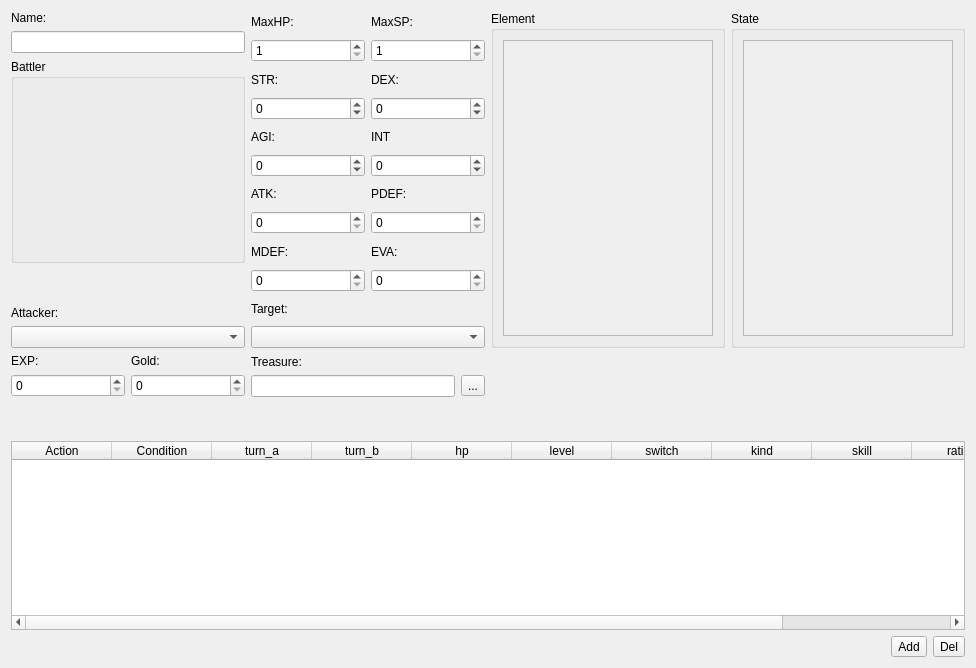
First picture: the form in editors/enemies/editenemies.ui, repository jowin202/YaRXP, before the edit.
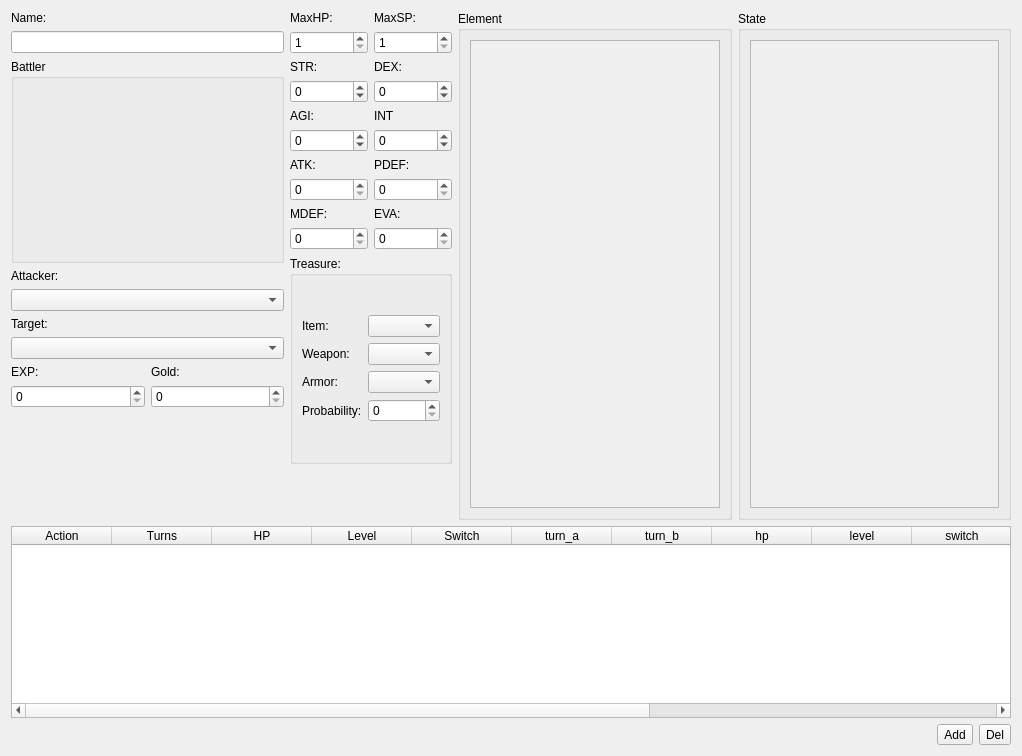
Second picture: the form after the edit. Custom widgets are drawn as their Qt base class.

What changed in the file:
```diff
--- a/editors/enemies/editenemies.ui
+++ b/editors/enemies/editenemies.ui
@@ -6,190 +6,17 @@
    <rect>
     <x>0</x>
     <y>0</y>
-    <width>976</width>
-    <height>668</height>
+    <width>1022</width>
+    <height>756</height>
    </rect>
   </property>
   <property name="windowTitle">
    <string>Form</string>
   </property>
   <layout class="QGridLayout" name="gridLayout_4">
-   <item row="0" column="2">
-    <widget class="QGroupBox" name="groupBox_3">
-     <property name="title">
-      <string>Element</string>
-     </property>
-     <layout class="QGridLayout" name="gridLayout_10">
-      <item row="0" column="0">
-       <widget class="QScrollArea" name="scrollArea_3">
-        <property name="widgetResizable">
-         <bool>true</bool>
-        </property>
-        <widget class="QWidget" name="scrollAreaWidgetContents_3">
-         <property name="geometry">
-          <rect>
-           <x>0</x>
-           <y>0</y>
-           <width>215</width>
-           <height>322</height>
-          </rect>
-         </property>
-         <layout class="QGridLayout" name="gridLayout_12">
-          <item row="0" column="0">
-           <widget class="ABCList" name="element_widget" native="true"/>
-          </item>
-         </layout>
-        </widget>
-       </widget>
-      </item>
-     </layout>
-    </widget>
-   </item>
-   <item row="2" column="1">
-    <spacer name="verticalSpacer_3">
-     <property name="orientation">
-      <enum>Qt::Vertical</enum>
-     </property>
-     <property name="sizeHint" stdset="0">
-      <size>
-       <width>20</width>
-       <height>40</height>
-      </size>
-     </property>
-    </spacer>
-   </item>
-   <item row="1" column="1">
-    <layout class="QGridLayout" name="gridLayout_5">
-     <item row="1" column="0">
-      <widget class="QLineEdit" name="line_treasure">
-       <property name="readOnly">
-        <bool>true</bool>
-       </property>
-      </widget>
-     </item>
-     <item row="1" column="1">
-      <widget class="QToolButton" name="button_change_treasure">
-       <property name="text">
-        <string>...</string>
-       </property>
-      </widget>
-     </item>
-     <item row="0" column="0" colspan="2">
-      <widget class="QLabel" name="label_16">
-       <property name="text">
-        <string>Treasure:</string>
-       </property>
-      </widget>
-     </item>
-    </layout>
-   </item>
-   <item row="3" column="4">
-    <spacer name="verticalSpacer_2">
-     <property name="orientation">
-      <enum>Qt::Vertical</enum>
-     </property>
-     <property name="sizeHint" stdset="0">
-      <size>
-       <width>0</width>
-       <height>40</height>
-      </size>
-     </property>
-    </spacer>
-   </item>
-   <item row="0" column="3">
-    <widget class="QGroupBox" name="groupBox_4">
-     <property name="title">
-      <string>State</string>
-     </property>
-     <layout class="QGridLayout" name="gridLayout_9">
-      <item row="0" column="0">
-       <widget class="QScrollArea" name="scrollArea_4">
-        <property name="widgetResizable">
-         <bool>true</bool>
-        </property>
-        <widget class="QWidget" name="scrollAreaWidgetContents_4">
-         <property name="geometry">
-          <rect>
-           <x>0</x>
-           <y>0</y>
-           <width>215</width>
-           <height>322</height>
-          </rect>
-         </property>
-         <layout class="QGridLayout" name="gridLayout_13">
-          <item row="0" column="0">
-           <widget class="ABCList" name="state_widget" native="true"/>
-          </item>
-         </layout>
-        </widget>
-       </widget>
-      </item>
-     </layout>
-    </widget>
-   </item>
-   <item row="3" column="0" colspan="4">
-    <widget class="QTableWidget" name="table_action">
-     <property name="selectionBehavior">
-      <enum>QAbstractItemView::SelectRows</enum>
-     </property>
-     <column>
-      <property name="text">
-       <string>Action</string>
-      </property>
-     </column>
-     <column>
-      <property name="text">
-       <string>Condition</string>
-      </property>
-     </column>
-     <column>
-      <property name="text">
-       <string>turn_a</string>
-      </property>
-     </column>
-     <column>
-      <property name="text">
-       <string>turn_b</string>
-      </property>
-     </column>
-     <column>
-      <property name="text">
-       <string>hp</string>
-      </property>
-     </column>
-     <column>
-      <property name="text">
-       <string>level</string>
-      </property>
-     </column>
-     <column>
-      <property name="text">
-       <string>switch</string>
-      </property>
-     </column>
-     <column>
-      <property name="text">
-       <string>kind</string>
-      </property>
-     </column>
-     <column>
-      <property name="text">
-       <string>skill</string>
-      </property>
-     </column>
-     <column>
-      <property name="text">
-       <string>rating</string>
-      </property>
-     </column>
-     <column>
-      <property name="text">
-       <string>basic</string>
-      </property>
-     </column>
-    </widget>
-   </item>
-   <item row="0" column="1">
+   <item row="0" column="1" rowspan="3">
+    <layout class="QVBoxLayout" name="verticalLayout_3">
+     <item>
     <layout class="QGridLayout" name="gridLayout">
      <item row="4" column="1">
       <widget class="QLabel" name="label_9">
@@ -208,16 +35,6 @@
        </property>
       </widget>
      </item>
-     <item row="12" column="0" colspan="2">
-      <widget class="QLabel" name="label_7">
-       <property name="text">
-        <string>Target:</string>
-       </property>
-      </widget>
-     </item>
-     <item row="13" column="0" colspan="2">
-      <widget class="QComboBox" name="combo_target"/>
-     </item>
      <item row="9" column="1">
       <widget class="QSpinBox" name="spin_pdef">
        <property name="minimum">
@@ -373,6 +190,123 @@
      </item>
     </layout>
    </item>
+     <item>
+      <widget class="QGroupBox" name="groupBox_2">
+       <property name="title">
+        <string>Treasure:</string>
+       </property>
+       <layout class="QGridLayout" name="gridLayout_6">
+        <item row="0" column="0">
+         <layout class="QGridLayout" name="gridLayout_5">
+          <item row="1" column="1">
+           <widget class="QComboBox" name="combo_weapon"/>
+          </item>
+          <item row="2" column="0">
+           <widget class="QLabel" name="label_18">
+            <property name="text">
+             <string>Armor:</string>
+            </property>
+           </widget>
+          </item>
+          <item row="0" column="1">
+           <widget class="QComboBox" name="combo_item"/>
+          </item>
+          <item row="2" column="1">
+           <widget class="QComboBox" name="combo_armor"/>
+          </item>
+          <item row="1" column="0">
+           <widget class="QLabel" name="label_22">
+            <property name="text">
+             <string>Weapon:</string>
+            </property>
+           </widget>
+          </item>
+          <item row="3" column="1">
+           <widget class="QSpinBox" name="spin_prob"/>
+          </item>
+          <item row="0" column="0">
+           <widget class="QLabel" name="label_17">
+            <property name="text">
+             <string>Item:</string>
+            </property>
+           </widget>
+          </item>
+          <item row="3" column="0">
+           <widget class="QLabel" name="label_16">
+            <property name="text">
+             <string>Probability:</string>
+            </property>
+           </widget>
+          </item>
+         </layout>
+        </item>
+       </layout>
+      </widget>
+     </item>
+    </layout>
+   </item>
+   <item row="0" column="3" rowspan="4">
+    <widget class="QGroupBox" name="groupBox_4">
+     <property name="title">
+      <string>State</string>
+     </property>
+     <layout class="QGridLayout" name="gridLayout_9">
+      <item row="0" column="0">
+       <widget class="QScrollArea" name="scrollArea_4">
+        <property name="widgetResizable">
+         <bool>true</bool>
+        </property>
+        <widget class="QWidget" name="scrollAreaWidgetContents_4">
+         <property name="geometry">
+          <rect>
+           <x>0</x>
+           <y>0</y>
+           <width>248</width>
+           <height>481</height>
+          </rect>
+         </property>
+         <layout class="QGridLayout" name="gridLayout_13">
+          <item row="0" column="0">
+           <widget class="ABCList" name="state_widget" native="true"/>
+          </item>
+         </layout>
+        </widget>
+       </widget>
+      </item>
+     </layout>
+    </widget>
+   </item>
+   <item row="0" column="2" rowspan="4">
+    <widget class="QGroupBox" name="groupBox_3">
+     <property name="title">
+      <string>Element</string>
+     </property>
+     <layout class="QGridLayout" name="gridLayout_10">
+      <item row="0" column="0">
+       <widget class="QScrollArea" name="scrollArea_3">
+        <property name="widgetResizable">
+         <bool>true</bool>
+        </property>
+        <widget class="QWidget" name="scrollAreaWidgetContents_3">
+         <property name="geometry">
+          <rect>
+           <x>0</x>
+           <y>0</y>
+           <width>248</width>
+           <height>481</height>
+          </rect>
+         </property>
+         <layout class="QGridLayout" name="gridLayout_12">
+          <item row="0" column="0">
+           <widget class="ABCList" name="element_widget" native="true"/>
+          </item>
+         </layout>
+        </widget>
+       </widget>
+      </item>
+     </layout>
+    </widget>
+   </item>
    <item row="1" column="0">
     <layout class="QGridLayout" name="gridLayout_3">
      <item row="0" column="1">
@@ -405,6 +339,96 @@
      </item>
     </layout>
    </item>
+   <item row="2" column="0">
+    <spacer name="verticalSpacer">
+     <property name="orientation">
+      <enum>Qt::Vertical</enum>
+     </property>
+     <property name="sizeHint" stdset="0">
+      <size>
+       <width>20</width>
+       <height>40</height>
+      </size>
+     </property>
+    </spacer>
+   </item>
+   <item row="4" column="0" colspan="4">
+    <widget class="QTableWidget" name="table_action">
+     <property name="selectionBehavior">
+      <enum>QAbstractItemView::SelectRows</enum>
+     </property>
+     <column>
+      <property name="text">
+       <string>Action</string>
+      </property>
+     </column>
+     <column>
+      <property name="text">
+       <string>Turns</string>
+      </property>
+     </column>
+     <column>
+      <property name="text">
+       <string>HP</string>
+      </property>
+     </column>
+     <column>
+      <property name="text">
+       <string>Level</string>
+      </property>
+     </column>
+     <column>
+      <property name="text">
+       <string>Switch</string>
+      </property>
+     </column>
+     <column>
+      <property name="text">
+       <string>turn_a</string>
+      </property>
+     </column>
+     <column>
+      <property name="text">
+       <string>turn_b</string>
+      </property>
+     </column>
+     <column>
+      <property name="text">
+       <string>hp</string>
+      </property>
+     </column>
+     <column>
+      <property name="text">
+       <string>level</string>
+      </property>
+     </column>
+     <column>
+      <property name="text">
+       <string>switch</string>
+      </property>
+     </column>
+     <column>
+      <property name="text">
+       <string>kind</string>
+      </property>
+     </column>
+     <column>
+      <property name="text">
+       <string>skill</string>
+      </property>
+     </column>
+     <column>
+      <property name="text">
+       <string>rating</string>
+      </property>
+     </column>
+     <column>
+      <property name="text">
+       <string>basic</string>
+      </property>
+     </column>
+    </widget>
+   </item>
    <item row="0" column="0">
     <layout class="QVBoxLayout" name="verticalLayout">
      <item>
@@ -448,19 +472,6 @@
        </layout>
       </widget>
      </item>
-     <item>
-      <spacer name="verticalSpacer">
-       <property name="orientation">
-        <enum>Qt::Vertical</enum>
-       </property>
-       <property name="sizeHint" stdset="0">
-        <size>
-         <width>20</width>
-         <height>40</height>
-        </size>
-       </property>
-      </spacer>
-     </item>
      <item>
       <widget class="QLabel" name="label_13">
        <property name="text">
@@ -471,9 +482,19 @@
      <item>
       <widget class="QComboBox" name="combo_attacker"/>
      </item>
+     <item>
+      <widget class="QLabel" name="label_7">
+       <property name="text">
+        <string>Target:</string>
+       </property>
+      </widget>
+     </item>
+     <item>
+      <widget class="QComboBox" name="combo_target"/>
+     </item>
     </layout>
    </item>
-   <item row="4" column="0" colspan="4">
+   <item row="5" column="0" colspan="4">
     <layout class="QHBoxLayout" name="horizontalLayout">
      <item>
       <spacer name="horizontalSpacer_2">
@@ -504,20 +525,46 @@
      </item>
     </layout>
    </item>
+   <item row="3" column="1">
+    <spacer name="verticalSpacer_3">
+     <property name="orientation">
+      <enum>Qt::Vertical</enum>
+     </property>
+     <property name="sizeHint" stdset="0">
+      <size>
+       <width>20</width>
+       <height>40</height>
+      </size>
+     </property>
+    </spacer>
+   </item>
+   <item row="4" column="4">
+    <spacer name="verticalSpacer_2">
+     <property name="orientation">
+      <enum>Qt::Vertical</enum>
+     </property>
+     <property name="sizeHint" stdset="0">
+      <size>
+       <width>0</width>
+       <height>40</height>
+      </size>
+     </property>
+    </spacer>
+   </item>
   </layout>
  </widget>
  <customwidgets>
-  <customwidget>
-   <class>ImageDisplayWidget</class>
-   <extends>QLabel</extends>
-   <header>dialogs/imagedisplaywidget.h</header>
-  </customwidget>
   <customwidget>
    <class>ABCList</class>
    <extends>QWidget</extends>
    <header>editors/abclist.h</header>
    <container>1</container>
   </customwidget>
+  <customwidget>
+   <class>ImageDisplayWidget</class>
+   <extends>QLabel</extends>
+   <header>dialogs/imagedisplaywidget.h</header>
+  </customwidget>
  </customwidgets>
  <tabstops>
   <tabstop>line_name</tabstop>
```
Left out of the diff: 31 changed lines with no effect on the pictures. Lines whose indentation alone changed are shown as unchanged.
